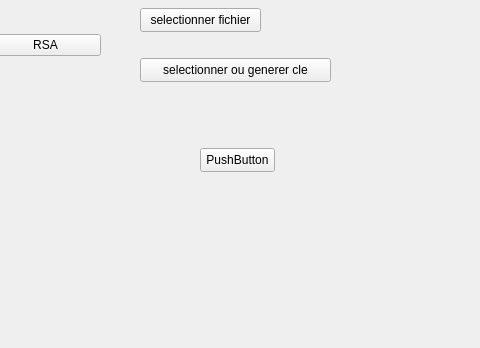
This is applicationSecurite/mainwindow.ui in EwenHamery/mp00-applicationSecurite_E as Qt 5 draws it before an edit; both pictures show x 120 to 600 and y 252 to 600 of the 800 by 600 pixel window. The edited form follows.
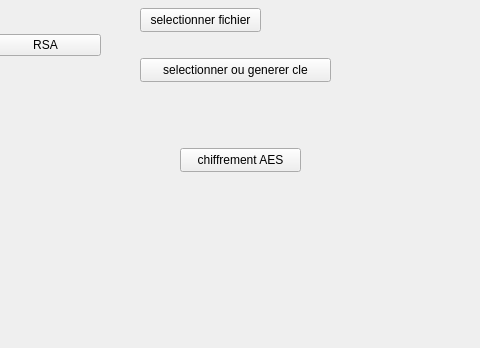
This is the edited form.

Commit message: ajout bouton chiffrementAES et chiffrement en dur

```diff
--- a/applicationSecurite/mainwindow.ui
+++ b/applicationSecurite/mainwindow.ui
@@ -17,14 +17,14 @@
    <widget class="QPushButton" name="pushButton_4">
     <property name="geometry">
      <rect>
-      <x>320</x>
+      <x>300</x>
       <y>400</y>
-      <width>75</width>
+      <width>121</width>
       <height>24</height>
      </rect>
     </property>
     <property name="text">
-     <string>PushButton</string>
+     <string>chiffrement AES</string>
     </property>
    </widget>
    <widget class="QWidget" name="verticalLayoutWidget">
```
Left out of the diff: 2 changed lines with no effect on the pictures. The commit also changes 2 other files.
